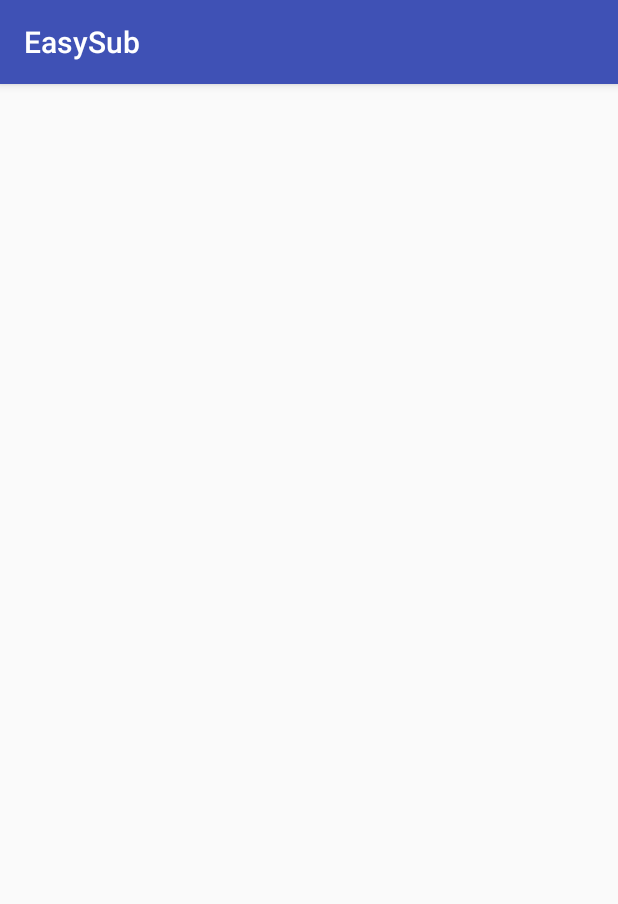
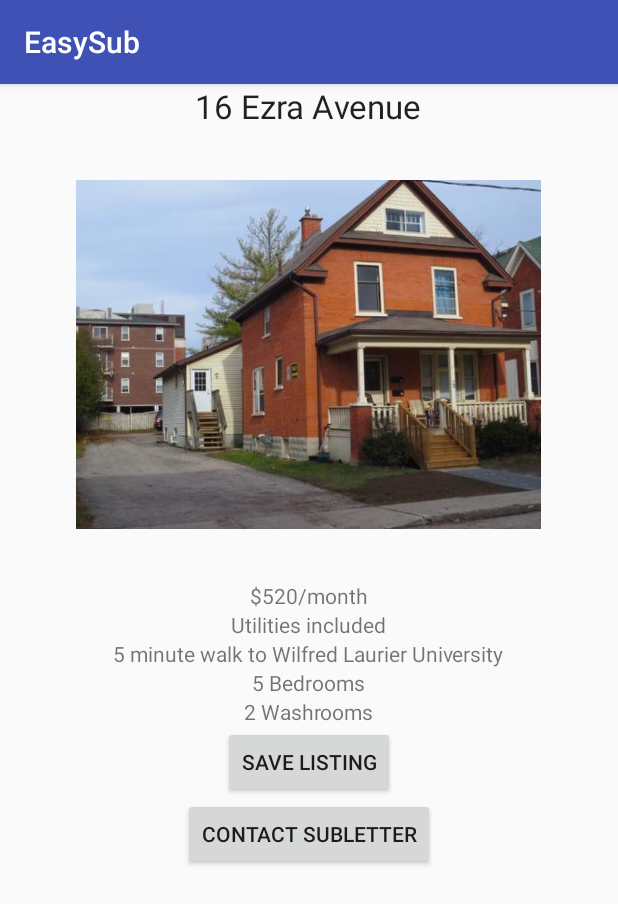
Before and after one commit to hsennik/SubLit, an Android app: the PostingActivity screen opened directly, with no data from a screen before it, on a phone screen of 412 x 824 dp. Shown: the top 904 px of the screen. Run offline under Robolectric (Android 15) with nearby library versions, the phone set to English and light mode, and no system bars.

Commit message:
GUI look changes and added posting page

```diff
--- a/app/src/main/java/com/example/easysub/PostingActivity.java
+++ b/app/src/main/java/com/example/easysub/PostingActivity.java
@@ -1,5 +1,6 @@
 package com.example.easysub;
 
+import android.os.Bundle;
 import android.support.v7.app.AppCompatActivity;
 
 import java.util.AbstractCollection;
@@ -8,5 +9,9 @@ import java.util.AbstractCollection;
  * Created by hsenn on 2016-09-18.
  */
 public class PostingActivity extends AppCompatActivity {
-
+    @Override
+    protected void onCreate(Bundle savedInstanceState) {
+        super.onCreate(savedInstanceState);
+        setContentView(R.layout.activity_posting);
+    }
 }
--- /dev/null
+++ b/app/src/main/res/layout/activity_posting.xml
@@ -0,0 +1,70 @@
+<?xml version="1.0" encoding="utf-8"?>
+<LinearLayout xmlns:android="http://schemas.android.com/apk/res/android"
+    android:orientation="vertical" android:layout_width="match_parent"
+    android:layout_height="match_parent">
+
+    <TextView
+        android:layout_width="wrap_content"
+        android:layout_height="wrap_content"
+        android:textAppearance="?android:attr/textAppearanceLarge"
+        android:id="@+id/textView3"
+        android:layout_gravity="center_horizontal"
+        android:text="16 Ezra Avenue" />
+
+    <ImageView
+        android:layout_width="310dp"
+        android:layout_height="302dp"
+        android:id="@+id/imageView"
+        android:layout_gravity="center_horizontal"
+        android:src="@drawable/house"/>
+
+    <TextView
+        android:layout_width="wrap_content"
+        android:layout_height="wrap_content"
+        android:text="$520/month"
+        android:id="@+id/textView12"
+        android:layout_gravity="center_horizontal" />
+
+    <TextView
+        android:layout_width="wrap_content"
+        android:layout_height="wrap_content"
+        android:text="Utilities included"
+        android:id="@+id/textView13"
+        android:layout_gravity="center_horizontal" />
+
+    <TextView
+        android:layout_width="wrap_content"
+        android:layout_height="wrap_content"
+        android:text="5 minute walk to Wilfred Laurier University"
+        android:id="@+id/textView14"
+        android:layout_gravity="center_horizontal" />
+
+    <TextView
+        android:layout_width="wrap_content"
+        android:layout_height="wrap_content"
+        android:text="5 Bedrooms"
+        android:id="@+id/textView15"
+        android:layout_gravity="center_horizontal" />
+
+    <TextView
+        android:layout_width="wrap_content"
+        android:layout_height="wrap_content"
+        android:text="2 Washrooms"
+        android:id="@+id/textView16"
+        android:layout_gravity="center_horizontal" />
+
+    <Button
+        android:layout_width="wrap_content"
+        android:layout_height="wrap_content"
+        android:text="Save Listing"
+        android:id="@+id/button2"
+        android:layout_gravity="center_horizontal" />
+
+    <Button
+        android:layout_width="wrap_content"
+        android:layout_height="wrap_content"
+        android:text="Contact Subletter"
+        android:id="@+id/button3"
+        android:layout_gravity="center_horizontal" />
+
+</LinearLayout>
--- a/app/src/main/res/layout/activity_search.xml
+++ b/app/src/main/res/layout/activity_search.xml
@@ -9,7 +9,8 @@
         android:textAppearance="?android:attr/textAppearanceLarge"
         android:text="Search Filters"
         android:id="@+id/textView4"
-        android:layout_gravity="center_horizontal" />
+        android:layout_gravity="center_horizontal"
+        android:textSize="30dp" />
 
     <TextView
         android:layout_width="wrap_content"
```
Also changed, not shown: app/src/main/res/layout/activity_home.xml (+11 -5 lines), app/src/main/res/layout/activity_main.xml (+17 -5 lines), app/src/main/res/drawable/house.jpg (added), app/src/main/res/drawable/sub.jpg (added).
